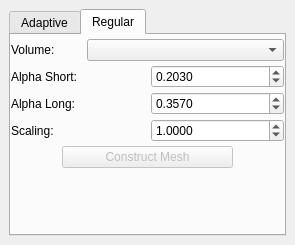
The window that src/gui/Application/ToolWidgets/CleaverWidget.ui (SCIInstitute/Cleaver) describes before a commit, drawn with Qt 5.
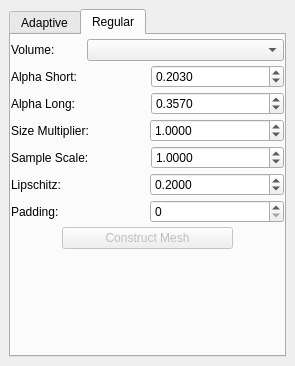
The same window after the commit. The open tabs and pages were chosen to show the change.

```diff
--- a/src/gui/Application/ToolWidgets/CleaverWidget.ui
+++ b/src/gui/Application/ToolWidgets/CleaverWidget.ui
@@ -7,7 +7,7 @@
     <x>0</x>
     <y>0</y>
     <width>295</width>
-    <height>245</height>
+    <height>366</height>
    </rect>
   </property>
   <property name="sizePolicy">
@@ -19,7 +19,7 @@
   <property name="minimumSize">
    <size>
     <width>295</width>
-    <height>245</height>
+    <height>366</height>
    </size>
   </property>
   <property name="maximumSize">
@@ -275,6 +275,12 @@
        </layout>
       </widget>
       <widget class="QWidget" name="regularTab">
+       <property name="sizePolicy">
+        <sizepolicy hsizetype="Expanding" vsizetype="Expanding">
+         <horstretch>0</horstretch>
+         <verstretch>0</verstretch>
+        </sizepolicy>
+       </property>
        <attribute name="title">
         <string>Regular</string>
        </attribute>
@@ -419,6 +425,39 @@
           </layout>
          </widget>
         </item>
+        <item>
+         <layout class="QHBoxLayout" name="horizontalLayout_10">
+          <property name="topMargin">
+           <number>0</number>
+          </property>
+          <item>
+           <widget class="QLabel" name="label">
+            <property name="text">
+             <string>Size Multiplier:</string>
+            </property>
+           </widget>
+          </item>
+          <item>
+           <widget class="QDoubleSpinBox" name="sizeMultiplierSpinner">
+            <property name="decimals">
+             <number>4</number>
+            </property>
+            <property name="minimum">
+             <double>0.000100000000000</double>
+            </property>
+            <property name="maximum">
+             <double>9999.000000000000000</double>
+            </property>
+            <property name="singleStep">
+             <double>0.001000000000000</double>
+            </property>
+            <property name="value">
+             <double>1.000000000000000</double>
+            </property>
+           </widget>
+          </item>
+         </layout>
+        </item>
         <item>
          <widget class="QWidget" name="scalingWidget" native="true">
           <layout class="QHBoxLayout" name="horizontalLayout">
@@ -437,7 +476,7 @@
            <item>
             <widget class="QLabel" name="scalingLabel">
              <property name="text">
-              <string>Scaling:</string>
+              <string>Sample Scale:</string>
              </property>
             </widget>
            </item>
@@ -449,6 +488,9 @@
              <property name="minimum">
               <double>0.000100000000000</double>
              </property>
+             <property name="maximum">
+              <double>50.000000000000000</double>
+             </property>
              <property name="singleStep">
               <double>0.010000000000000</double>
              </property>
@@ -460,6 +502,56 @@
           </layout>
          </widget>
         </item>
+        <item>
+         <layout class="QHBoxLayout" name="horizontalLayout_12">
+          <property name="topMargin">
+           <number>0</number>
+          </property>
+          <item>
+           <widget class="QLabel" name="label_3">
+            <property name="text">
+             <string>Lipschitz:</string>
+            </property>
+           </widget>
+          </item>
+          <item>
+           <widget class="QDoubleSpinBox" name="lipschitzSpinner">
+            <property name="decimals">
+             <number>4</number>
+            </property>
+            <property name="minimum">
+             <double>0.000100000000000</double>
+            </property>
+            <property name="maximum">
+             <double>9.000000000000000</double>
+            </property>
+            <property name="singleStep">
+             <double>0.001000000000000</double>
+            </property>
+            <property name="value">
+             <double>0.200000000000000</double>
+            </property>
+           </widget>
+          </item>
+         </layout>
+        </item>
+        <item>
+         <layout class="QHBoxLayout" name="horizontalLayout_11">
+          <property name="topMargin">
+           <number>0</number>
+          </property>
+          <item>
+           <widget class="QLabel" name="label_2">
+            <property name="text">
+             <string>Padding:</string>
+            </property>
+           </widget>
+          </item>
+          <item>
+           <widget class="QSpinBox" name="paddingSpinner"/>
+          </item>
+         </layout>
+        </item>
         <item>
          <widget class="QWidget" name="regularButtonWidget" native="true">
           <property name="minimumSize">
```
Left out of the diff: 112 changed lines with no effect on the pictures.
